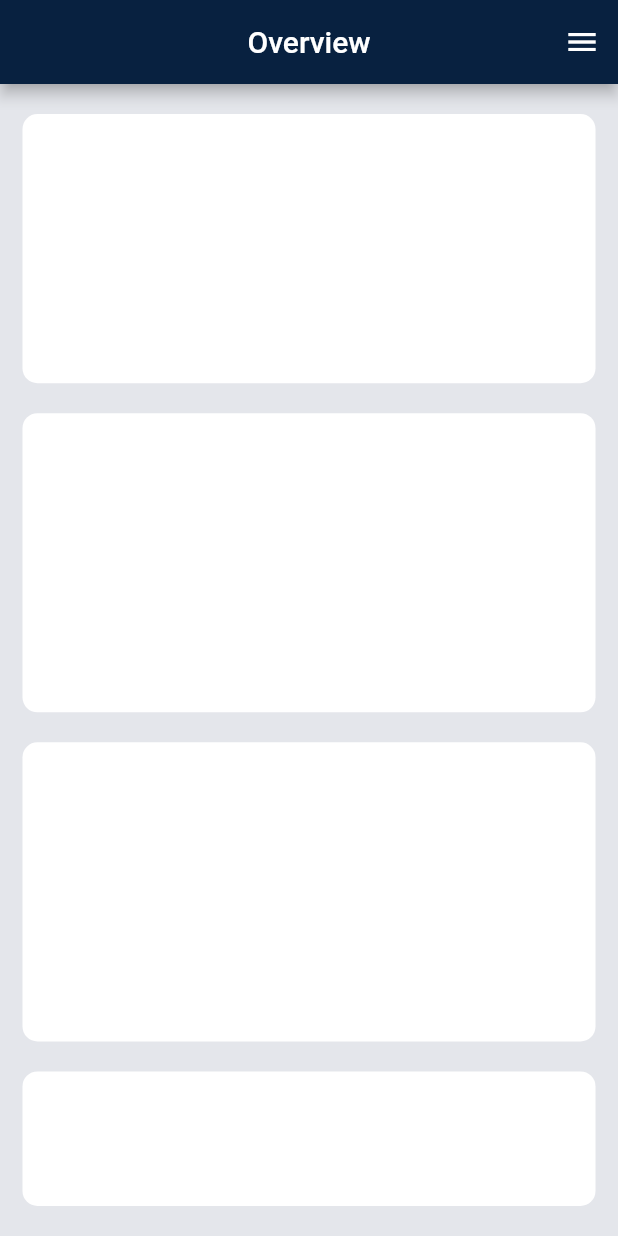
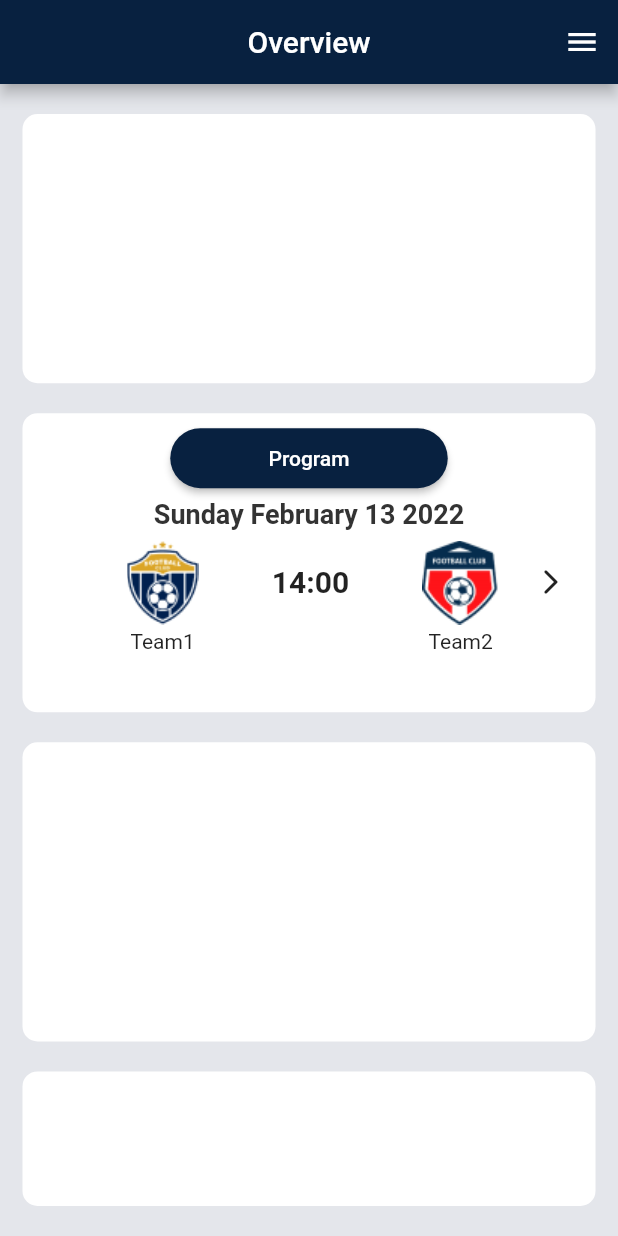
Before and after one commit to maciejdrobnik/SportManger, a Flutter app: the screen it shows after launch, on a phone screen of 412 x 824 dp. Run offline on Flutter 3.47's test engine with Material 2 defaults, Android fonts, the phone set to English and light mode, and no system bars; our stand-ins replace firebase_core; accounts and stored records are empty.

Commit message:
almost ready design of Program

```diff
--- a/lib/assets/constants.dart
+++ b/lib/assets/constants.dart
@@ -2,3 +2,4 @@
 const int primaryBlue = 0xff082140;
 const double homePagePaddingVertical = 20.0;
 const double homePagePaddingHorizontal = 15.0;
+const double homePageContainerBorderRadius = 10.0;
--- a/lib/components/home_page/agenda.dart
+++ b/lib/components/home_page/agenda.dart
@@ -13,7 +13,7 @@ class Agenda extends StatelessWidget {
         child: Container(
           decoration: BoxDecoration(
             color: Colors.white,
-            borderRadius: BorderRadius.all(Radius.circular(10)),
+            borderRadius: BorderRadius.all(Radius.circular(constants.homePageContainerBorderRadius)),
           ),
       ),
       ),
--- a/lib/components/home_page/chores.dart
+++ b/lib/components/home_page/chores.dart
@@ -13,7 +13,7 @@ class Chores extends StatelessWidget {
           child: Container(
             decoration: BoxDecoration(
               color: Colors.white,
-              borderRadius: BorderRadius.all(Radius.circular(10)),
+              borderRadius: BorderRadius.all(Radius.circular(constants.homePageContainerBorderRadius)),
             ),
         ),
         ),
--- /dev/null
+++ b/lib/components/home_page/home_blue_button.dart
@@ -0,0 +1,25 @@
+import 'package:flutter/material.dart';
+import './../../assets/constants.dart' as constants;
+
+class HomeBlueButton extends StatelessWidget {
+  final String content;
+  const HomeBlueButton({Key? key, required this.content}) : super(key: key);
+
+  @override
+  Widget build(BuildContext context) {
+    return SizedBox(
+      width: 185,
+      height: 40,
+      child: ElevatedButton(
+        onPressed: (){},
+        style: ElevatedButton.styleFrom(
+          backgroundColor: Color(constants.primaryBlue),
+          shape: RoundedRectangleBorder(
+              borderRadius: BorderRadius.circular(50)
+          ),
+        ),
+        child: Text(content),
+      ),
+    );
+  }
+}
--- a/lib/components/home_page/program.dart
+++ b/lib/components/home_page/program.dart
@@ -1,5 +1,9 @@
 import 'package:flutter/material.dart';
 import './../../assets/constants.dart' as constants;
+import 'home_blue_button.dart';
+
+// The structure of this component is like this. First you have white box as a main container.
+// Inside the box there is a main column with 3 children:
 
 class Program extends StatelessWidget {
   const Program({Key? key}) : super(key: key);
@@ -8,14 +12,83 @@ class Program extends StatelessWidget {
   Widget build(BuildContext context) {
     return Expanded(
       flex: 2,
-      child:Padding(
-        padding:EdgeInsets.only(bottom: constants.homePagePaddingVertical),
+      child: Padding(
+        padding: EdgeInsets.only(bottom: constants.homePagePaddingVertical),
         child: Container(
-        decoration: BoxDecoration(
-          color: Colors.white,
-          borderRadius: BorderRadius.all(Radius.circular(10)),
+          decoration: BoxDecoration(
+            color: Colors.white,
+            borderRadius: BorderRadius.all(Radius.circular(constants.homePageContainerBorderRadius)),
+          ),
+          child: Padding(
+            padding: EdgeInsets.only(top: 10),
+            child: Column(
+              children: [
+                HomeBlueButton(content: "Program"),
+                Padding(
+                    padding: EdgeInsets.only(top: 7, bottom: 7),
+                    child: Text(
+                      "Sunday February 13 2022",
+                      style: TextStyle(
+                        fontSize: 18,
+                        color: Color(0xff333333),
+                        fontWeight: FontWeight.w600,
+                      ),
+                    )),
+                Padding(
+                  padding: EdgeInsets.only(left: 45, right: 20),
+                  child: Row(
+                    children: [
+                      Flexible(
+                        child: Row(
+                          mainAxisAlignment: MainAxisAlignment.spaceAround,
+                          children: [
+                            Column(
+                              children: [
+                                Image.asset("lib/assets/images/logo1.png"),
+                                SizedBox(height: 3),
+                                Text("Team1")
+                              ],
+                            ),
+                            Column(
+                              children: [
+                                Text(
+                                  "14:00",
+                                  style: TextStyle(
+                                    fontSize: 20,
+                                    fontWeight: FontWeight.w600,
+                                  ),
+                                ),
+                                SizedBox(height: 20)
+                              ],
+                            ),
+                            Column(
+                              children: [
+                                Image.asset("lib/assets/images/logo2.png"),
+                                SizedBox(height: 3),
+                                Text("Team2")
+                              ],
+                            ),
+                          ],
+                        ),
+                      ),
+                      Column(
+                        children: [
+                          Icon(
+                            Icons.arrow_forward_ios_rounded,
+                            size: 20,
+                          ),
+                          SizedBox(
+                            height: 20,
+                          )
+                        ],
+                      )
+                    ],
+                  ),
+                )
+              ],
+            ),
+          ),
         ),
-      ),
       ),
     );
   }
--- a/lib/components/home_page/sponsor.dart
+++ b/lib/components/home_page/sponsor.dart
@@ -12,7 +12,7 @@ class Sponsor extends StatelessWidget {
       child:Container(
         decoration: BoxDecoration(
           color: Colors.white,
-          borderRadius: BorderRadius.all(Radius.circular(10)),
+          borderRadius: BorderRadius.all(Radius.circular(constants.homePageContainerBorderRadius)),
         ),
       ),
       ),
--- a/pubspec.yaml
+++ b/pubspec.yaml
@@ -62,7 +62,7 @@ flutter:
 
   # To add assets to your application, add an assets section, like this:
   assets:
-     - lib/assets/
+    - lib/assets/images/
 
   # An image asset can refer to one or more resolution-specific "variants", see
   # https://flutter.dev/assets-and-images/#resolution-aware
```
Also changed, not shown: lib/components/home_page/home_page.dart (+5 -12 lines), lib/assets/images/logo1.png (added), lib/assets/images/logo2.png (added).
